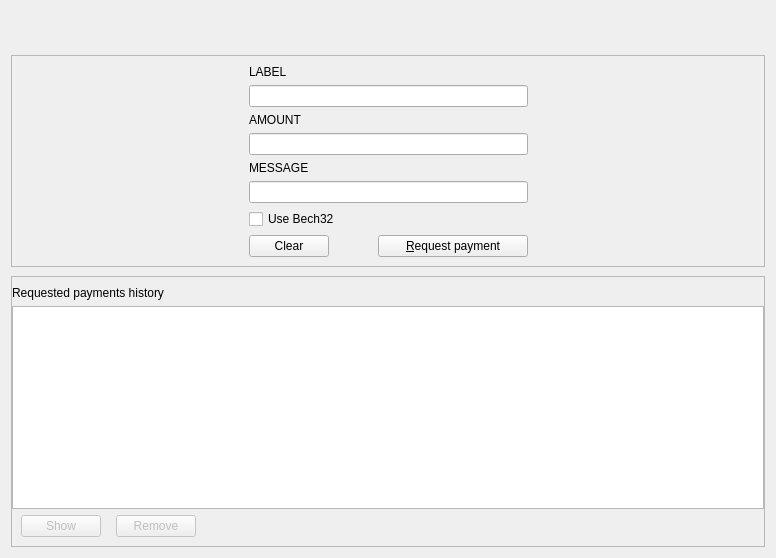
This is src/qt/forms/receivecoinsdialog.ui in galactrum/galactrum as Qt 5 draws it before an edit. The edited form follows.
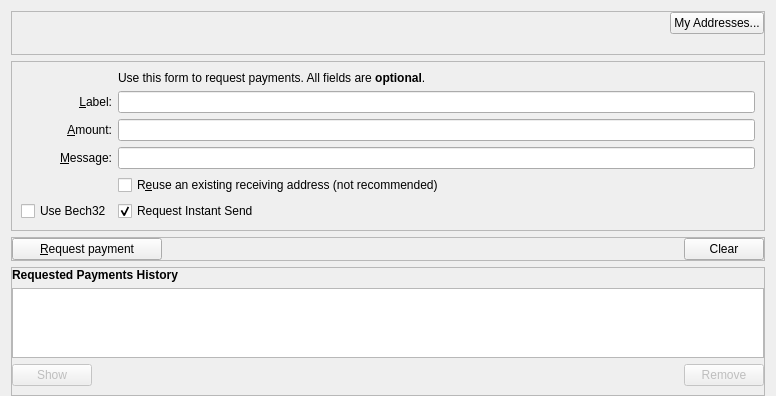
This is the edited form. Icons and pictures are not drawn. Custom widgets are drawn as their Qt base class.

The edit to the form file:
```diff
--- a/src/qt/forms/receivecoinsdialog.ui
+++ b/src/qt/forms/receivecoinsdialog.ui
@@ -7,162 +7,133 @@
     <x>0</x>
     <y>0</y>
     <width>776</width>
-    <height>558</height>
-   </rect>
-  </property>
-  <layout class="QVBoxLayout" name="verticalLayout" stretch="0,0">
-   <property name="spacing">
-    <number>30</number>
+                <height>387</height>
+            </rect>
+        </property>
+        <layout class="QVBoxLayout" name="verticalLayout" stretch="0,0,0,0,1">
+            <property name="bottomMargin">
+                <number>0</number>
    </property>
    <item>
-    <widget class="QLabel" name="label_8">
+                <widget class="QFrame" name="frameSendTopButton">
+                    <property name="sizePolicy">
+                        <sizepolicy hsizetype="Expanding" vsizetype="Expanding">
+                            <horstretch>0</horstretch>
+                            <verstretch>0</verstretch>
+                        </sizepolicy>
+                    </property>
+                    <property name="maximumSize">
+                        <size>
+                            <width>16777215</width>
+                            <height>16777215</height>
+                        </size>
+                    </property>
+                    <property name="frameShape">
+                        <enum>QFrame::StyledPanel</enum>
+                    </property>
+                    <property name="frameShadow">
+                        <enum>QFrame::Sunken</enum>
+                    </property>
+                    <layout class="QHBoxLayout" name="topSendButtons">
+                         <property name="topMargin">
+                            <number>0</number>
+                        </property>
+                        <property name="bottomMargin">
+                            <number>20</number>
+                        </property>
+                        <property name="leftMargin">
+                            <number>0</number>
+                        </property>
+                        <property name="rightMargin">
+                            <number>0</number>
+                        </property>
+                        <item>
+                            <spacer name="horizontalSpacerWalletSecruity">
+                                <property name="orientation">
+                                    <enum>Qt::Horizontal</enum>
+                                </property>
+                                <property name="sizeHint" stdset="0">
+                                    <size>
+                                        <width>40</width>
+                                        <height>1</height>
+                                    </size>
+                                </property>
+                            </spacer>
+                        </item>
+                        <item>
+                            <widget class="QPushButton" name="receivingAddressesButton">
+                                <property name="toolTip">
+                                    <string>Clear all fields of the form.</string>
+                                </property>
+                                <property name="text">
+                                    <string>My Addresses...</string>
+                                </property>
+                                <property name="autoDefault">
+                                    <bool>false</bool>
+                                </property>
+                            </widget>
+                        </item>
+                    </layout>
+                </widget>
+            </item>
+            <item>
+                <widget class="QFrame" name="frameReceiveForm">
+                    <property name="sizePolicy">
+                        <sizepolicy hsizetype="Preferred" vsizetype="Expanding">
+                            <horstretch>0</horstretch>
+                            <verstretch>0</verstretch>
+                        </sizepolicy>
+                    </property>
+                    <property name="frameShape">
+                        <enum>QFrame::StyledPanel</enum>
+                    </property>
+                    <property name="frameShadow">
+                        <enum>QFrame::Sunken</enum>
+                    </property>
+                    <layout class="QVBoxLayout" name="verticalLayout_3">
+                        <item>
+                            <layout class="QGridLayout" name="gridLayout">
+                                <item row="7" column="2">
+                                    <widget class="QCheckBox" name="reuseAddress">
+                                        <property name="toolTip">
+                                            <string>Reuse one of the previously used receiving addresses.&lt;br&gt;Reusing addresses has security and privacy issues.&lt;br&gt;Do not use this unless re-generating a payment request made before.</string>
+                                        </property>
+                                        <property name="text">
+                                            <string>R&amp;euse an existing receiving address (not recommended)</string>
+                                        </property>
+                                    </widget>
+                                </item>
+                                <item row="7" column="0">
+                                    <widget class="QLabel" name="label_4">
      <property name="text">
       <string/>
      </property>
-     <property name="pixmap">
-      <pixmap>:/images/res/images/pages/receivegalactrum/receivegalactrum-header.png</pixmap>
-     </property>
-    </widget>
-   </item>
-   <item>
-    <widget class="QWidget" name="ReceiveCoinsPageContent" native="true">
-     <property name="sizePolicy">
-      <sizepolicy hsizetype="Preferred" vsizetype="Minimum">
-       <horstretch>0</horstretch>
-       <verstretch>0</verstretch>
-      </sizepolicy>
-     </property>
-     <layout class="QVBoxLayout" name="verticalLayout_4">
-      <property name="spacing">
-       <number>9</number>
-      </property>
-      <property name="leftMargin">
-       <number>0</number>
-      </property>
-      <property name="topMargin">
-       <number>0</number>
-      </property>
-      <property name="rightMargin">
-       <number>0</number>
-      </property>
-      <property name="bottomMargin">
-       <number>0</number>
-      </property>
-      <item>
-       <widget class="QFrame" name="frame2">
-        <property name="sizePolicy">
-         <sizepolicy hsizetype="Preferred" vsizetype="Preferred">
-          <horstretch>0</horstretch>
-          <verstretch>0</verstretch>
-         </sizepolicy>
-        </property>
-        <property name="frameShape">
-         <enum>QFrame::StyledPanel</enum>
-        </property>
-        <property name="frameShadow">
-         <enum>QFrame::Sunken</enum>
-        </property>
-        <layout class="QHBoxLayout" name="horizontalLayout_4">
-         <property name="spacing">
-          <number>6</number>
-         </property>
-         <item>
-          <spacer name="horizontalSpacer_3">
-           <property name="orientation">
-            <enum>Qt::Horizontal</enum>
-           </property>
-           <property name="sizeHint" stdset="0">
-            <size>
-             <width>20</width>
-             <height>20</height>
-            </size>
-           </property>
-          </spacer>
-         </item>
-         <item>
-          <layout class="QVBoxLayout" name="verticalLayout_5">
-           <property name="spacing">
-            <number>6</number>
-           </property>
-           <property name="sizeConstraint">
-            <enum>QLayout::SetDefaultConstraint</enum>
-           </property>
-           <item>
-            <widget class="QLabel" name="labelLabel">
-             <property name="toolTip">
-              <string>An optional label to associate with the new receiving address.</string>
-             </property>
-             <property name="text">
-              <string>LABEL</string>
-             </property>
-             <property name="alignment">
-              <set>Qt::AlignBottom|Qt::AlignLeading|Qt::AlignLeft</set>
-             </property>
-             <property name="buddy">
-              <cstring>reqLabel</cstring>
-             </property>
-            </widget>
-           </item>
-           <item>
-            <widget class="QLineEdit" name="reqLabel">
-             <property name="toolTip">
-              <string>An optional label to associate with the new receiving address.</string>
-             </property>
-            </widget>
-           </item>
-           <item>
-            <widget class="QLabel" name="amountLabel">
-             <property name="toolTip">
-              <string>An optional amount to request. Leave this empty or zero to not request a specific amount.</string>
-             </property>
-             <property name="text">
-              <string>AMOUNT</string>
-             </property>
-             <property name="alignment">
-              <set>Qt::AlignLeading|Qt::AlignLeft|Qt::AlignVCenter</set>
-             </property>
-             <property name="buddy">
-              <cstring>reqAmount</cstring>
-             </property>
-            </widget>
-           </item>
-           <item>
-            <layout class="QHBoxLayout" name="horizontalLayout_5">
-             <property name="bottomMargin">
-              <number>0</number>
-             </property>
-             <item>
-              <widget class="BitcoinAmountField" name="reqAmount">
-               <property name="minimumSize">
-                <size>
-                 <width>80</width>
-                 <height>0</height>
-                </size>
-               </property>
-               <property name="toolTip">
-                <string>An optional amount to request. Leave this empty or zero to not request a specific amount.</string>
-               </property>
-              </widget>
-             </item>
-            </layout>
-           </item>
-           <item>
-            <widget class="QLabel" name="messageLabel">
+                                    </widget>
+                                </item>
+                                <item row="6" column="0">
+                                    <widget class="QLabel" name="label_3">
              <property name="toolTip">
               <string>An optional message to attach to the payment request, which will be displayed when the request is opened. Note: The message will not be sent with the payment over the Galactrum network.</string>
              </property>
              <property name="text">
-              <string>MESSAGE</string>
+                                            <string>&amp;Message:</string>
              </property>
              <property name="alignment">
-              <set>Qt::AlignBottom|Qt::AlignLeading|Qt::AlignLeft</set>
+                                            <set>Qt::AlignRight|Qt::AlignTrailing|Qt::AlignVCenter</set>
              </property>
              <property name="buddy">
               <cstring>reqMessage</cstring>
              </property>
             </widget>
            </item>
-           <item>
+                                <item row="4" column="2">
+                                    <widget class="QLineEdit" name="reqLabel">
+                                        <property name="toolTip">
+                                            <string>An optional label to associate with the new receiving address.</string>
+                                        </property>
+                                    </widget>
+                                </item>
+                                <item row="6" column="2">
             <widget class="QLineEdit" name="reqMessage">
              <property name="toolTip">
               <string>An optional message to attach to the payment request, which will be displayed when the request is opened.&lt;br&gt;Note: The message will not be sent with the payment over the Galactrum network.</string>
@@ -176,49 +147,114 @@
              </property>
             </widget>
            </item>
+                                <item row="2" column="2">
+                                    <widget class="QLabel" name="labelRequestForm">
+                                        <property name="text">
+                                            <string>Use this form to request payments. All fields are &lt;b&gt;optional&lt;/b&gt;.</string>
+                                        </property>
+                                    </widget>
+                                </item>
+                                <item row="4" column="0">
+                                    <widget class="QLabel" name="label_2">
+                                        <property name="toolTip">
+                                            <string>An optional label to associate with the new receiving address.</string>
+                                        </property>
+                                        <property name="text">
+                                            <string>&amp;Label:</string>
+                                        </property>
+                                        <property name="alignment">
+                                            <set>Qt::AlignRight|Qt::AlignTrailing|Qt::AlignVCenter</set>
+                                        </property>
+                                        <property name="buddy">
+                                            <cstring>reqLabel</cstring>
+                                        </property>
+                                    </widget>
+                                </item>
+                                <item row="5" column="0">
+                                    <widget class="QLabel" name="label">
+                                        <property name="toolTip">
+                                            <string>An optional amount to request. Leave this empty or zero to not request a specific amount.</string>
+                                        </property>
+                                        <property name="text">
+                                            <string>&amp;Amount:</string>
+                                        </property>
+                                        <property name="alignment">
+                                            <set>Qt::AlignRight|Qt::AlignTrailing|Qt::AlignVCenter</set>
+                                        </property>
+                                        <property name="buddy">
+                                            <cstring>reqAmount</cstring>
+                                        </property>
+                                    </widget>
+                                </item>
+                                <item row="5" column="2">
+                                    <widget class="BitcoinAmountField" name="reqAmount">
+                                        <property name="minimumSize">
+                                            <size>
+                                                <width>80</width>
+                                                <height>0</height>
+                                            </size>
+                                        </property>
+                                        <property name="toolTip">
+                                            <string>An optional amount to request. Leave this empty or zero to not request a specific amount.</string>
+                                        </property>
+                                    </widget>
+                                </item>
+                                <item row="8" column="2">
+                                    <widget class="QCheckBox" name="checkUseInstantSend">
+                                        <property name="text">
+                                            <string>Request Instant Send</string>
+                                        </property>
+                                        <property name="checked">
+                                            <bool>true</bool>
+                                        </property>
+                                    </widget>
+                                </item>
+                            </layout>
+                        </item>
+                    </layout>
+                </widget>
+            </item>
+            <item>
+                <widget class="QFrame" name="frame2">
+                    <property name="sizePolicy">
+                        <sizepolicy hsizetype="Preferred" vsizetype="Expanding">
+                            <horstretch>0</horstretch>
+                            <verstretch>0</verstretch>
+                        </sizepolicy>
+                    </property>
+                    <property name="frameShape">
+                        <enum>QFrame::StyledPanel</enum>
+                    </property>
+                    <property name="frameShadow">
+                        <enum>QFrame::Sunken</enum>
+                    </property>
+                    <layout class="QVBoxLayout" name="verticalLayout_3_2">
+                        <property name="leftMargin">
+                            <number>0</number>
+                        </property>
+                        <property name="topMargin">
+                            <number>0</number>
+                        </property>
+                        <property name="rightMargin">
+                            <number>0</number>
+                        </property>
+                        <property name="bottomMargin">
+                            <number>0</number>
+                        </property>
            <item>
             <layout class="QHBoxLayout" name="horizontalLayout">
-             <property name="spacing">
-              <number>9</number>
-             </property>
-             <item>
-              <widget class="QPushButton" name="clearButton">
-               <property name="sizePolicy">
-                <sizepolicy hsizetype="Minimum" vsizetype="Fixed">
-                 <horstretch>0</horstretch>
-                 <verstretch>0</verstretch>
-                </sizepolicy>
-               </property>
-               <property name="toolTip">
-                <string>Clear all fields of the form.</string>
-               </property>
-               <property name="text">
-                <string>Clear</string>
-               </property>
-               <property name="autoDefault">
-                <bool>false</bool>
-               </property>
-               <property name="default">
-                <bool>false</bool>
-               </property>
-               <property name="flat">
-                <bool>false</bool>
-               </property>
-              </widget>
-             </item>
-             <item>
-              <spacer name="horizontalSpacer">
-               <property name="orientation">
-                <enum>Qt::Horizontal</enum>
-               </property>
-               <property name="sizeHint" stdset="0">
-                <size>
-                 <width>40</width>
-                 <height>20</height>
-                </size>
-               </property>
-              </spacer>
-             </item>
+                                <property name="leftMargin">
+                                    <number>0</number>
+                                </property>
+                                <property name="topMargin">
+                                    <number>0</number>
+                                </property>
+                                <property name="rightMargin">
+                                    <number>0</number>
+                                </property>
+                                <property name="bottomMargin">
+                                    <number>0</number>
+                                </property>
              <item>
               <widget class="QPushButton" name="receiveButton">
                <property name="minimumSize">
@@ -230,36 +266,60 @@
                <property name="text">
                 <string>&amp;Request payment</string>
                </property>
-               <property name="default">
-                <bool>false</bool>
-               </property>
-               <property name="flat">
-                <bool>false</bool>
-               </property>
-              </widget>
-             </item>
-            </layout>
-           </item>
-          </layout>
-         </item>
+                                    </widget>
+                                </item>
          <item>
-          <spacer name="horizontalSpacer_4">
+                                    <spacer name="horizontalSpacer">
            <property name="orientation">
             <enum>Qt::Horizontal</enum>
            </property>
            <property name="sizeHint" stdset="0">
             <size>
-             <width>20</width>
+                                                <width>40</width>
              <height>20</height>
             </size>
            </property>
           </spacer>
          </item>
-        </layout>
+                                <item>
+                                    <widget class="QPushButton" name="clearButton">
+                                        <property name="sizePolicy">
+                                            <sizepolicy hsizetype="Minimum" vsizetype="Fixed">
+                                                <horstretch>0</horstretch>
+                                                <verstretch>0</verstretch>
+                                            </sizepolicy>
+                                        </property>
+                                        <property name="toolTip">
+                                            <string>Clear all fields of the form.</string>
+                                        </property>
+                                        <property name="text">
+                                            <string>Clear</string>
+                                        </property>
+                                        <property name="autoDefault">
+                                            <bool>false</bool>
+                                        </property>
+                                    </widget>
+                                </item>
+                            </layout>
+                        </item>
+                    </layout>
        </widget>
       </item>
       <item>
-       <widget class="QFrame" name="frame">
+                <spacer name="verticalSpacer_2">
+                    <property name="orientation">
+                        <enum>Qt::Vertical</enum>
+                    </property>
+                    <property name="sizeHint" stdset="0">
+                        <size>
+                            <width>20</width>
+                            <height>10</height>
+                        </size>
+                    </property>
+                </spacer>
+            </item>
+            <item>
+                <widget class="QFrame" name="frameHistory">
         <property name="sizePolicy">
          <sizepolicy hsizetype="Preferred" vsizetype="Expanding">
           <horstretch>0</horstretch>
@@ -276,6 +336,9 @@
          <property name="leftMargin">
           <number>0</number>
          </property>
+                        <property name="topMargin">
+                            <number>0</number>
+                        </property>
          <property name="rightMargin">
           <number>0</number>
          </property>
@@ -283,58 +346,17 @@
           <widget class="QLabel" name="label_6">
            <property name="font">
             <font>
-             <weight>50</weight>
-             <bold>false</bold>
-             <kerning>true</kerning>
+                                        <weight>75</weight>
+                                        <bold>true</bold>
             </font>
            </property>
            <property name="text">
-            <string>Requested payments history</string>
-           </property>
-           <property name="margin">
-            <number>0</number>
+                                    <string>Requested Payments History</string>
            </property>
           </widget>
          </item>
          <item>
           <widget class="QTableView" name="recentRequestsView">
-           <property name="palette">
-            <palette>
-             <active>
-              <colorrole role="Text">
-               <brush brushstyle="SolidPattern">
-                <color alpha="255">
-                 <red>51</red>
-                 <green>51</green>
-                 <blue>51</blue>
-                </color>
-               </brush>
-              </colorrole>
-             </active>
-             <inactive>
-              <colorrole role="Text">
-               <brush brushstyle="SolidPattern">
-                <color alpha="255">
-                 <red>51</red>
-                 <green>51</green>
-                 <blue>51</blue>
-                </color>
-               </brush>
-              </colorrole>
-             </inactive>
-             <disabled>
-              <colorrole role="Text">
-               <brush brushstyle="SolidPattern">
-                <color alpha="255">
-                 <red>85</red>
-                 <green>85</green>
-                 <blue>85</blue>
-                </color>
-               </brush>
-              </colorrole>
-             </disabled>
-            </palette>
-           </property>
            <property name="contextMenuPolicy">
             <enum>Qt::CustomContextMenu</enum>
            </property>
@@ -348,12 +370,6 @@
          </item>
          <item>
           <layout class="QHBoxLayout" name="horizontalLayout_2">
-           <property name="spacing">
-            <number>15</number>
-           </property>
-           <property name="leftMargin">
-            <number>9</number>
-           </property>
            <item>
             <widget class="QPushButton" name="showRequestButton">
              <property name="enabled">
@@ -368,14 +384,21 @@
              <property name="autoDefault">
               <bool>false</bool>
              </property>
-             <property name="default">
-              <bool>false</bool>
-             </property>
-             <property name="flat">
-              <bool>false</bool>
-             </property>
-            </widget>
-           </item>
+                                    </widget>
+                                </item>
+                                <item>
+                                    <spacer name="horizontalSpacer_2">
+                                        <property name="orientation">
+                                            <enum>Qt::Horizontal</enum>
+                                        </property>
+                                        <property name="sizeHint" stdset="0">
+                                            <size>
+                                                <width>40</width>
+                                                <height>20</height>
+                                            </size>
+                                        </property>
+                                    </spacer>
+                                </item>
            <item>
             <widget class="QPushButton" name="removeRequestButton">
              <property name="enabled">
@@ -390,31 +413,9 @@
              <property name="autoDefault">
               <bool>false</bool>
              </property>
-             <property name="default">
-              <bool>false</bool>
-             </property>
-             <property name="flat">
-              <bool>false</bool>
-             </property>
-            </widget>
-           </item>
-           <item>
-            <spacer name="horizontalSpacer_2">
-             <property name="orientation">
-              <enum>Qt::Horizontal</enum>
-             </property>
-             <property name="sizeHint" stdset="0">
-              <size>
-               <width>40</width>
-               <height>20</height>
-              </size>
-             </property>
-            </spacer>
-           </item>
-          </layout>
-         </item>
-        </layout>
-       </widget>
+                                    </widget>
+                                </item>
+                            </layout>
       </item>
      </layout>
     </widget>
```
Left out of the diff: 17 changed lines with no effect on the pictures. Lines whose indentation alone changed are shown as unchanged.
